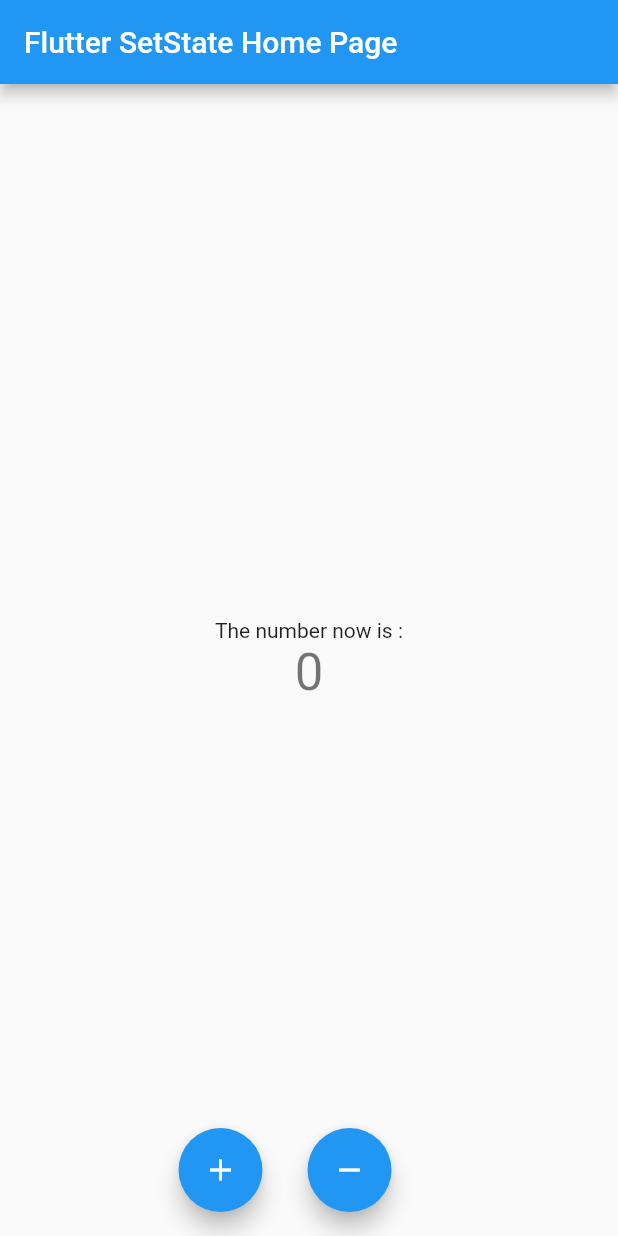
After one commit to maxgdev/state_sandbox, a Flutter app: the screen it shows after launch, on a phone screen of 412 x 824 dp. The commit adds this screen. Run offline on Flutter 3.47's test engine with Material 2 defaults, Android fonts, the phone set to English and light mode, and no system bars.

Commit message:
Added sSetState Home Page

```diff
--- /dev/null
+++ b/lib/set_state/set_state_home_page.dart
@@ -0,0 +1,72 @@
+import 'package:flutter/material.dart';
+
+class SetStateHomePage extends StatefulWidget {
+  SetStateHomePage({Key key, this.title}) : super(key: key);
+
+  final String title;
+
+  @override
+  _SetStateHomePageState createState() => _SetStateHomePageState();
+}
+
+class _SetStateHomePageState extends State<SetStateHomePage> {
+  int _counter = 0;
+
+  // Using SetState and Stateful Widget
+
+  void _incrementCounter() {
+    setState(() {
+
+      _counter++;
+    });
+  }
+
+  void _decrementCounter() {
+    setState(() {
+
+      _counter--;
+    });
+  }
+  @override
+  Widget build(BuildContext context) {
+
+    return Scaffold(
+      appBar: AppBar(
+
+        title: Text(widget.title),
+      ),
+      body: Center(
+
+        child: Column(
+
+          mainAxisAlignment: MainAxisAlignment.center,
+          children: <Widget>[
+            Text(
+            'The number now is :',
+            ),
+            Text(
+              '$_counter',
+              style: Theme.of(context).textTheme.headline4,
+            ),
+          ],
+        ),
+      ),
+      floatingActionButton: Row(
+        mainAxisAlignment: MainAxisAlignment.center,
+        children: [
+          FloatingActionButton(
+            onPressed: _incrementCounter,
+            tooltip: 'Increment',
+            child: Icon(Icons.add),
+          ),
+          SizedBox(width: 30,),
+          FloatingActionButton(
+        onPressed: _decrementCounter,
+        tooltip: 'Decrement',
+        child: Icon(Icons.remove),
+      )
+        ],
+      ), // This trailing comma makes auto-formatting nicer for build methods.
+    );
+  }
+}
```
Also changed, not shown: lib/main.dart (+4 -74 lines).
